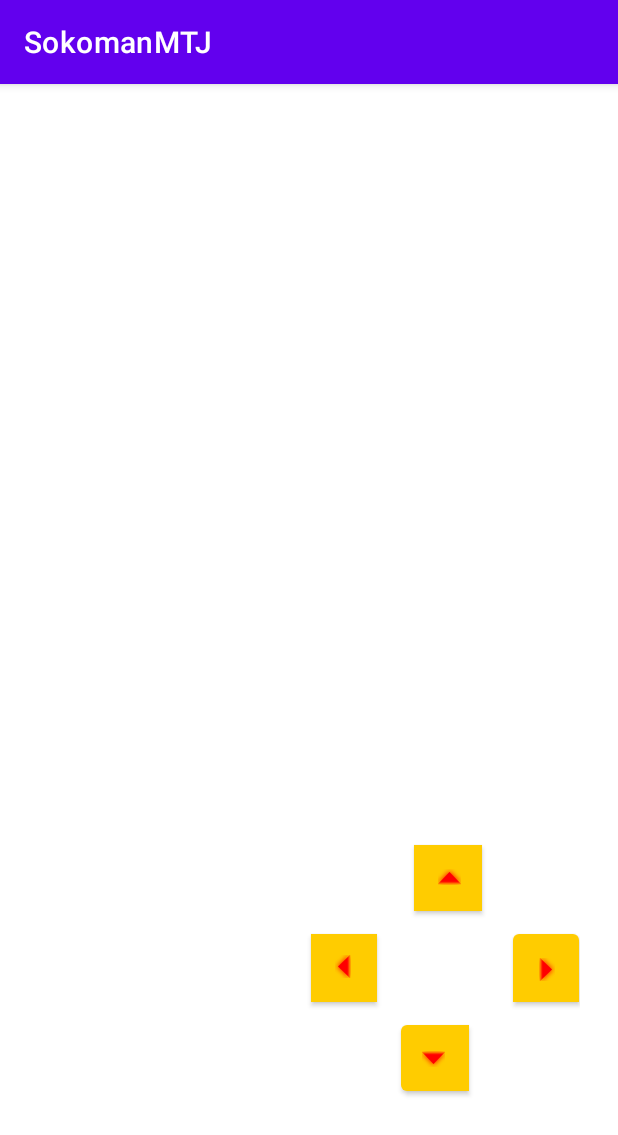
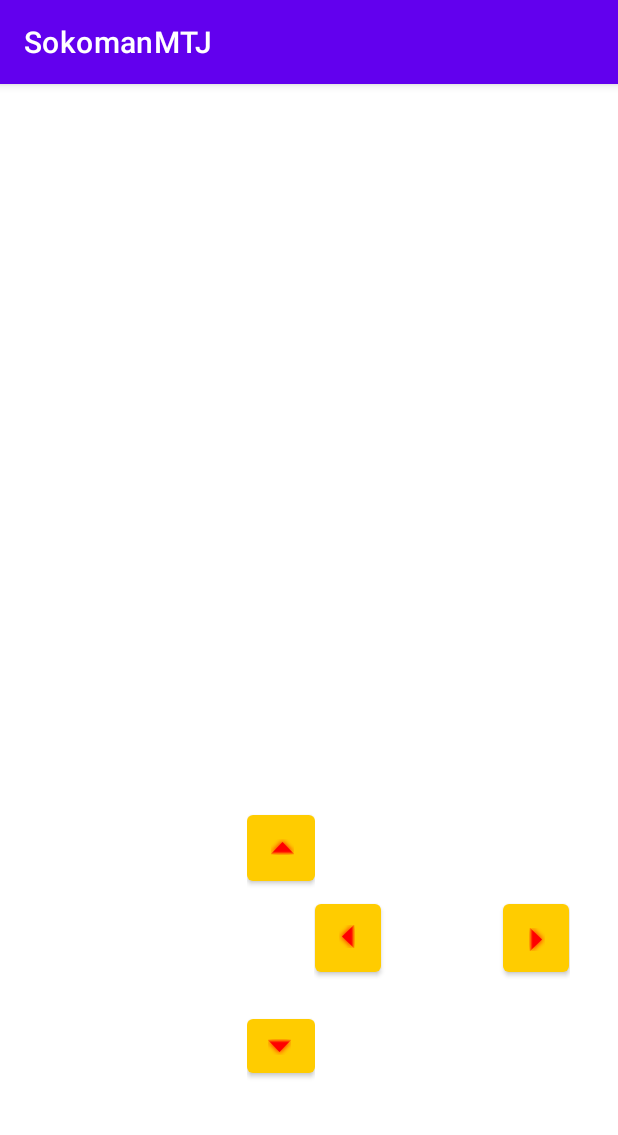
Before and after one commit to Janou94/androidDawin, an Android app: the MovementButtons screen opened directly, with no data from a screen before it, on a phone screen of 412 x 824 dp. Shown: the top 1135 px of the screen. Run offline under Robolectric (Android 15) with nearby library versions, the phone set to English and light mode, and no system bars.

Commit message:
:construction: Sprucing up the control design

```diff
--- a/app/src/main/res/layout/activity_movement_buttons.xml
+++ b/app/src/main/res/layout/activity_movement_buttons.xml
@@ -9,25 +9,29 @@
     <RelativeLayout
         android:layout_width="409dp"
         android:layout_height="729dp"
-        android:layout_marginTop="1dp"
-        android:layout_marginEnd="1dp"
         app:layout_constraintEnd_toEndOf="parent"
         app:layout_constraintTop_toTopOf="parent">
 
-        <com.google.android.material.button.MaterialButtonToggleGroup
-            android:id="@+id/directionBtnGroup"
-            android:layout_width="185dp"
-            android:layout_height="185dp"
-            android:translationX="200dp"
-            android:translationY="500dp">
+
+        <LinearLayout
+            android:layout_width="wrap_content"
+            android:layout_height="wrap_content"
+            android:layout_alignParentEnd="true"
+            android:layout_alignParentBottom="true"
+            android:layout_marginEnd="32dp"
+            android:layout_marginBottom="132dp"
+            android:layout_weight="1"
+            android:orientation="horizontal">
 
             <com.google.android.material.button.MaterialButton
-                android:id="@+id/btnRight"
+                android:id="@+id/btnLeft"
                 android:layout_width="45dp"
                 android:layout_height="56dp"
-                android:rotation="90"
-                android:translationX="140dp"
-                android:translationY="60dp"
+                android:layout_marginRight="80dp"
+                android:gravity="left"
+                android:minWidth="0dp"
+                android:minHeight="0dp"
+                android:rotation="-90"
                 app:backgroundTint="#fc0"
                 app:icon="@android:drawable/arrow_up_float"
                 app:iconTint="#f00"
@@ -36,45 +40,19 @@
                 app:layout_constraintStart_toStartOf="parent" />
 
             <com.google.android.material.button.MaterialButton
-                android:id="@+id/btnLeft"
+                android:id="@+id/btnRight"
                 android:layout_width="45dp"
                 android:layout_height="56dp"
-                android:rotation="-90"
-                android:translationX="-40dp"
-                android:translationY="60dp"
+                android:layout_gravity="right"
+                android:rotation="90"
                 app:backgroundTint="#fc0"
                 app:icon="@android:drawable/arrow_up_float"
                 app:iconTint="#f00"
                 app:layout_constraintBottom_toBottomOf="parent"
                 app:layout_constraintEnd_toEndOf="parent"
                 app:layout_constraintStart_toStartOf="parent" />
+        </LinearLayout>
 
-            <com.google.android.material.button.MaterialButton
-                android:id="@+id/btnUp"
-                android:layout_width="45dp"
-                android:layout_height="56dp"
-                android:translationX="-16dp"
-                app:backgroundTint="#fc0"
-                app:icon="@android:drawable/arrow_up_float"
-                app:iconTint="#f00"
-                app:layout_constraintBottom_toBottomOf="parent"
-                app:layout_constraintEnd_toEndOf="parent"
-                app:layout_constraintStart_toStartOf="parent" />
-
-            <com.google.android.material.button.MaterialButton
-                android:id="@+id/btnDown"
-                android:layout_width="45dp"
-                android:layout_height="56dp"
-                android:rotation="180"
-                android:translationX="-70dp"
-                android:translationY="120dp"
-                app:backgroundTint="#fc0"
-                app:icon="@android:drawable/arrow_up_float"
-                app:iconTint="#f00"
-                app:layout_constraintBottom_toBottomOf="parent"
-                app:layout_constraintEnd_toEndOf="parent"
-                app:layout_constraintStart_toStartOf="parent" />
-        </com.google.android.material.button.MaterialButtonToggleGroup>
 
         <GridView
             android:id="@+id/gridView"
@@ -86,7 +64,6 @@
             android:layout_marginEnd="16dp"
             android:layout_marginRight="16dp"
             android:layout_marginBottom="16dp"
-            android:gravity="center_horizontal"
             android:numColumns="9"
             android:stretchMode="columnWidth"
             app:layout_constraintBottom_toBottomOf="parent"
@@ -94,5 +71,34 @@
             app:layout_constraintStart_toStartOf="parent"
             app:layout_constraintTop_toTopOf="parent" />
 
+        <LinearLayout
+            android:layout_width="wrap_content"
+            android:layout_height="wrap_content"
+            android:layout_alignParentStart="true"
+            android:layout_alignParentBottom="true"
+            android:layout_marginStart="162dp"
+            android:layout_marginBottom="64dp"
+            android:gravity="center_vertical"
+            android:orientation="vertical">
+
+            <com.google.android.material.button.MaterialButton
+                android:id="@+id/btnUp"
+                android:layout_width="45dp"
+                android:layout_height="56dp"
+                android:layout_marginBottom="80dp"
+                app:backgroundTint="#fc0"
+                app:icon="@android:drawable/arrow_up_float"
+                app:iconTint="#f00" />
+
+            <com.google.android.material.button.MaterialButton
+                android:id="@+id/btnDown"
+                android:layout_width="45dp"
+                android:layout_height="wrap_content"
+                android:rotation="180"
+                app:backgroundTint="#fc0"
+                app:icon="@android:drawable/arrow_up_float"
+                app:iconTint="#f00" />
+        </LinearLayout>
+
     </RelativeLayout>
 </androidx.constraintlayout.widget.ConstraintLayout>
```
